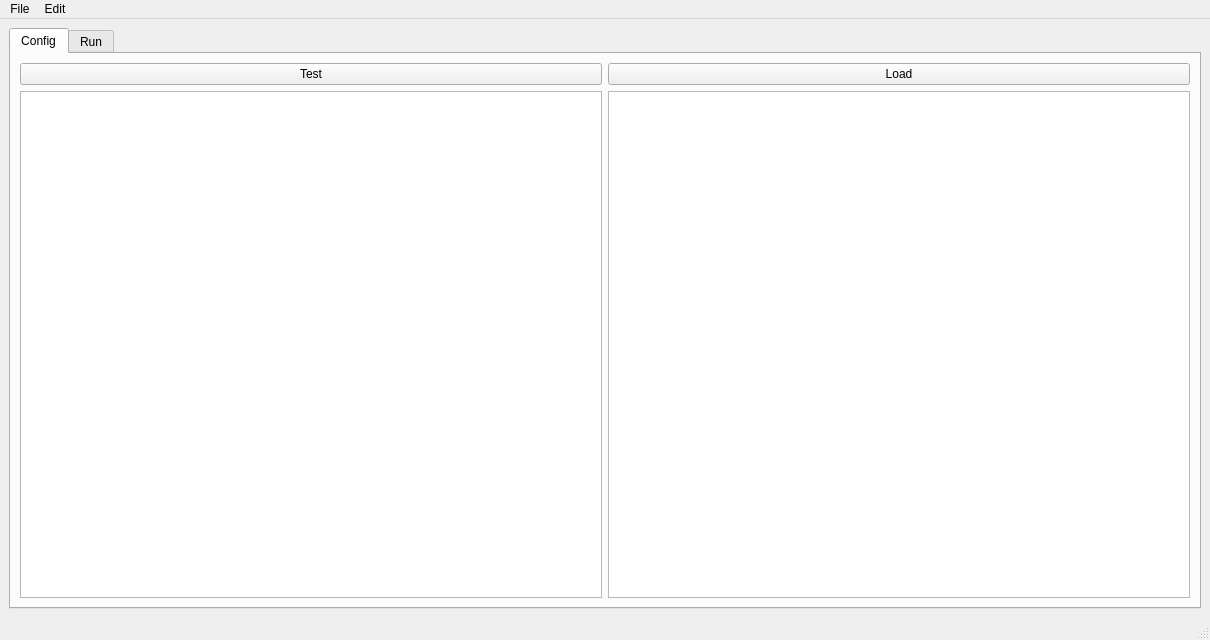
Above: ui/mainwindow.ui from bpilsl/Corry-GUI before the change. Below: the same form after it.
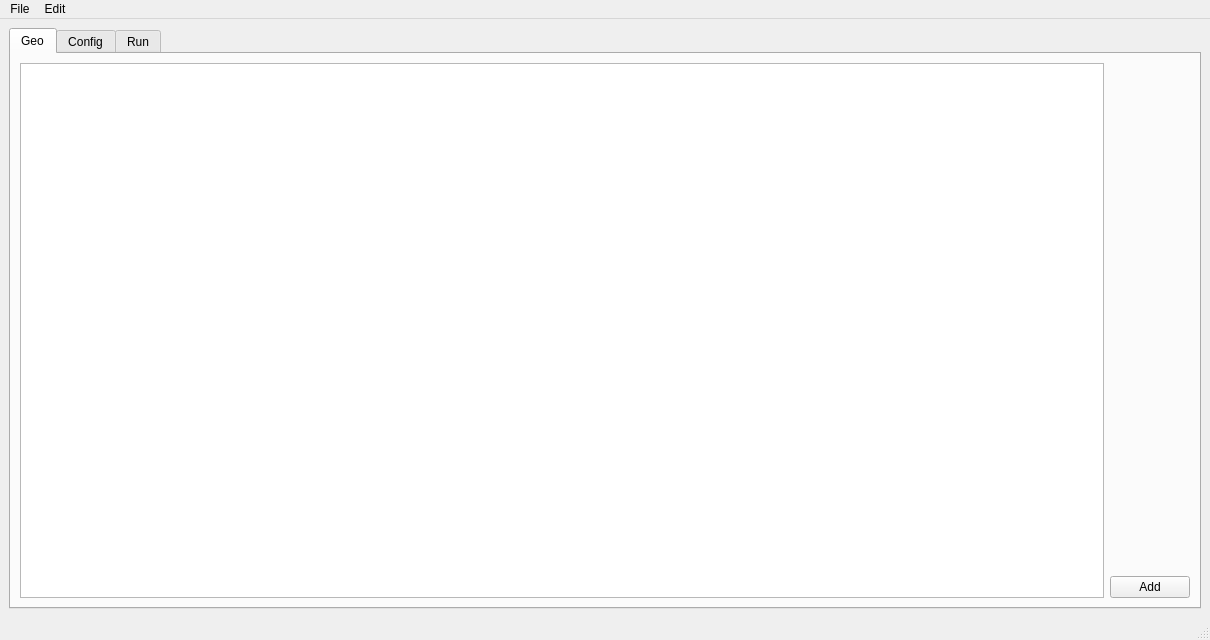
That is the form after the change.

The edit to the form file:
```diff
--- a/ui/mainwindow.ui
+++ b/ui/mainwindow.ui
@@ -20,6 +20,40 @@
       <property name="currentIndex">
        <number>0</number>
       </property>
+      <widget class="QWidget" name="tabGeo">
+       <attribute name="title">
+        <string>Geo</string>
+       </attribute>
+       <layout class="QGridLayout" name="gridLayout_7">
+        <item row="0" column="0">
+         <layout class="QGridLayout" name="gridLayout_6" columnstretch="0,0,0">
+          <item row="0" column="2">
+           <spacer name="verticalSpacer">
+            <property name="orientation">
+             <enum>Qt::Vertical</enum>
+            </property>
+            <property name="sizeHint" stdset="0">
+             <size>
+              <width>20</width>
+              <height>40</height>
+             </size>
+            </property>
+           </spacer>
+          </item>
+          <item row="1" column="2">
+           <widget class="QPushButton" name="pbAdd">
+            <property name="text">
+             <string>Add</string>
+            </property>
+           </widget>
+          </item>
+          <item row="0" column="0" rowspan="2">
+           <widget class="QGraphicsView" name="gvDetectorSetup"/>
+          </item>
+         </layout>
+        </item>
+       </layout>
+      </widget>
       <widget class="QWidget" name="tabConfig">
        <attribute name="title">
         <string>Config</string>
```
